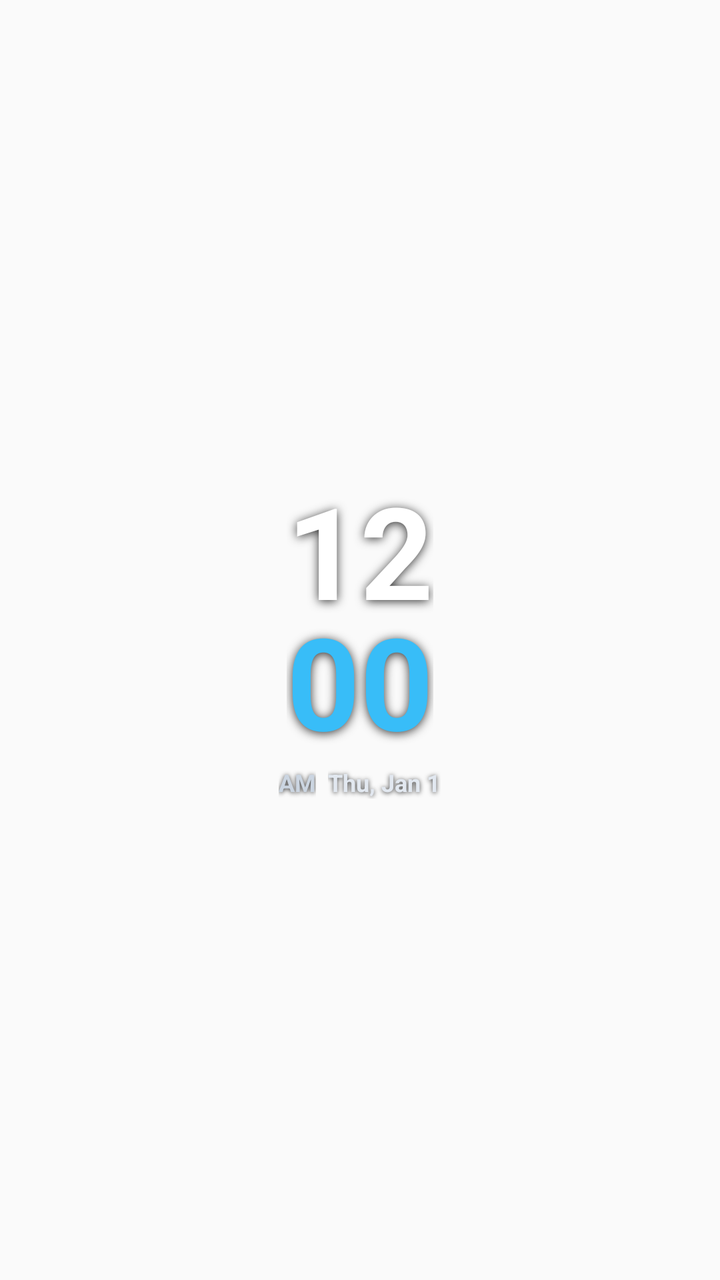
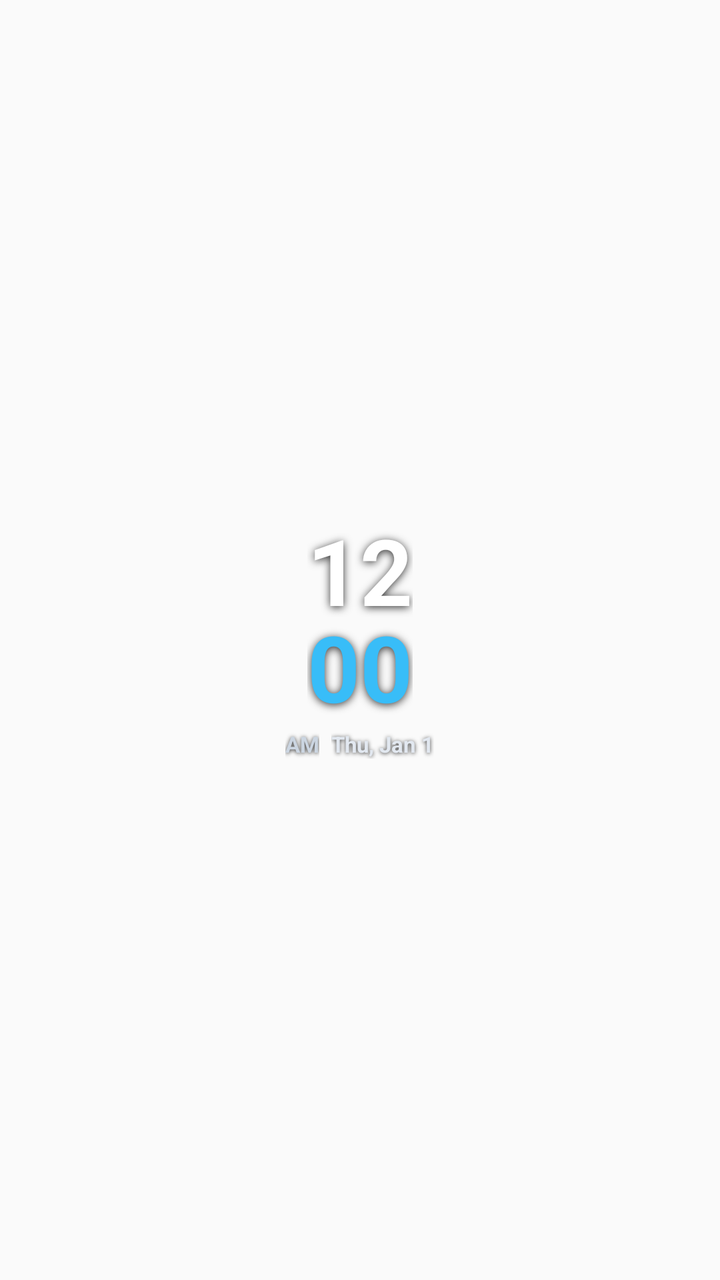

The first picture is an Android layout as it rendered before a commit; the second is the same layout after the commit. The layout source and the unified diff follow.
<!-- AndroidManifest.xml: application theme AppTheme -->
<!-- res/layout/widget_clock_vertical.xml -->
<?xml version="1.0" encoding="utf-8"?>
<LinearLayout xmlns:android="http://schemas.android.com/apk/res/android"
    android:id="@+id/widget_clock_vert_root"
    android:layout_width="match_parent"
    android:layout_height="match_parent"
    android:background="@android:color/transparent"
    android:gravity="center"
    android:orientation="vertical"
    android:padding="8dp">

    
    <TextClock
        android:id="@+id/widget_clock_vert_hours"
        android:layout_width="wrap_content"
        android:layout_height="wrap_content"
        android:format12Hour="hh"
        android:format24Hour="kk"
        android:textColor="#FFFFFF"
        android:textSize="64sp"
        android:textStyle="bold"
        android:shadowColor="#CC000000"
        android:shadowDx="0"
        android:shadowDy="2"
        android:shadowRadius="12"
        android:includeFontPadding="false" />

    
    <TextClock
        android:id="@+id/widget_clock_vert_minutes"
        android:layout_width="wrap_content"
        android:layout_height="wrap_content"
        android:format12Hour="mm"
        android:format24Hour="mm"
        android:textColor="#38BDF8"
        android:textSize="64sp"
        android:textStyle="bold"
        android:shadowColor="#CC000000"
        android:shadowDx="0"
        android:shadowDy="2"
        android:shadowRadius="12"
        android:includeFontPadding="false"
        android:layout_marginTop="-10dp" />

    <LinearLayout
        android:layout_width="wrap_content"
        android:layout_height="wrap_content"
        android:gravity="center"
        android:orientation="horizontal"
        android:layout_marginTop="2dp">

        <TextClock
            android:id="@+id/widget_clock_vert_ampm"
            android:layout_width="wrap_content"
            android:layout_height="wrap_content"
            android:format12Hour="a"
            android:format24Hour=""
            android:textColor="#CBD5E1"
            android:textSize="12sp"
            android:textStyle="bold"
            android:shadowColor="#CC000000"
            android:shadowDx="0"
            android:shadowDy="1"
            android:shadowRadius="6"
            android:layout_marginEnd="6dp" />

        <TextClock
            android:id="@+id/widget_clock_vert_date"
            android:layout_width="wrap_content"
            android:layout_height="wrap_content"
            android:format12Hour="EEE, MMM d"
            android:format24Hour="EEE, MMM d"
            android:textColor="#E2E8F0"
            android:textSize="12sp"
            android:textStyle="bold"
            android:shadowColor="#CC000000"
            android:shadowDx="0"
            android:shadowDy="1"
            android:shadowRadius="6" />
    </LinearLayout>

</LinearLayout>
<!-- resources referenced by this layout -->
<resources>
  <style name="AppTheme" parent="Theme.AppCompat.Light.DarkActionBar">
          
          <item name="colorPrimary">@color/colorPrimary</item>
          <item name="colorPrimaryDark">@color/colorPrimaryDark</item>
          <item name="colorAccent">@color/colorAccent</item>
      </style>
</resources>

<!-- the commit's change to res/layout/widget_clock_vertical.xml (unified diff, before → after) -->
@@ -6,7 +6,7 @@
     android:background="@android:color/transparent"
     android:gravity="center"
     android:orientation="vertical"
-    android:padding="8dp">
+    android:padding="4dp">
 
     
     <TextClock
@@ -16,12 +16,12 @@
         android:format12Hour="hh"
         android:format24Hour="kk"
         android:textColor="#FFFFFF"
-        android:textSize="64sp"
+        android:textSize="46sp"
         android:textStyle="bold"
         android:shadowColor="#CC000000"
         android:shadowDx="0"
         android:shadowDy="2"
-        android:shadowRadius="12"
+        android:shadowRadius="10"
         android:includeFontPadding="false" />
 
     
@@ -32,14 +32,14 @@
         android:format12Hour="mm"
         android:format24Hour="mm"
         android:textColor="#38BDF8"
-        android:textSize="64sp"
+        android:textSize="46sp"
         android:textStyle="bold"
         android:shadowColor="#CC000000"
         android:shadowDx="0"
         android:shadowDy="2"
-        android:shadowRadius="12"
+        android:shadowRadius="10"
         android:includeFontPadding="false"
-        android:layout_marginTop="-10dp" />
+        android:layout_marginTop="-6dp" />
 
     <LinearLayout
         android:layout_width="wrap_content"
@@ -55,12 +55,12 @@
             android:format12Hour="a"
             android:format24Hour=""
             android:textColor="#CBD5E1"
-            android:textSize="12sp"
+            android:textSize="11sp"
             android:textStyle="bold"
             android:shadowColor="#CC000000"
             android:shadowDx="0"
             android:shadowDy="1"
-            android:shadowRadius="6"
+            android:shadowRadius="5"
             android:layout_marginEnd="6dp" />
 
         <TextClock
@@ -70,12 +70,12 @@
             android:format12Hour="EEE, MMM d"
             android:format24Hour="EEE, MMM d"
             android:textColor="#E2E8F0"
-            android:textSize="12sp"
+            android:textSize="11sp"
             android:textStyle="bold"
             android:shadowColor="#CC000000"
             android:shadowDx="0"
             android:shadowDy="1"
-            android:shadowRadius="6" />
+            android:shadowRadius="5" />
     </LinearLayout>
 
 </LinearLayout>
